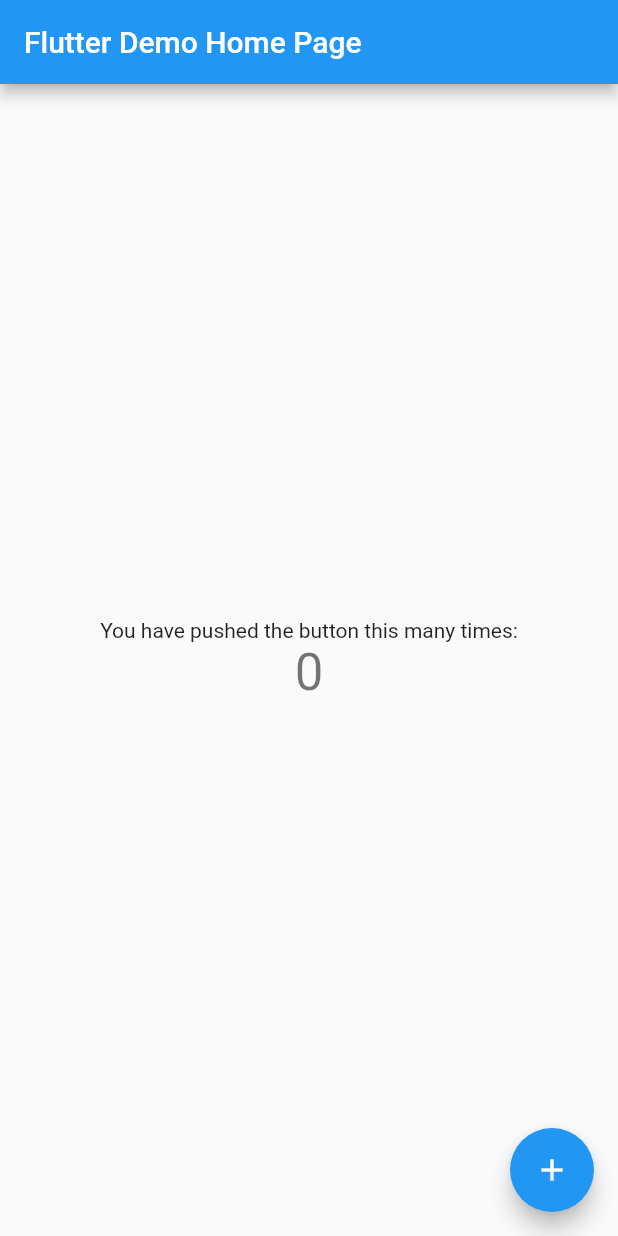
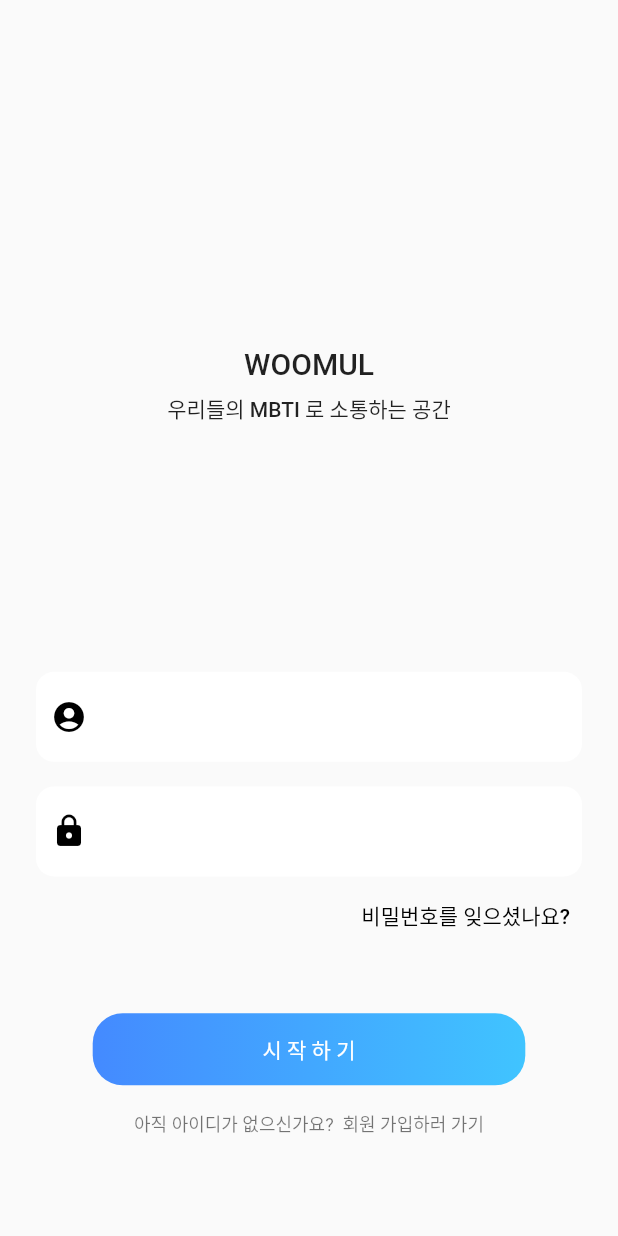
Before and after one commit to HyeonminMoon/woomul, a Flutter app: the screen it shows after launch, on a phone screen of 412 x 824 dp. Run offline on Flutter 3.47's test engine with Material 2 defaults, Android fonts, the phone set to English and light mode, and no system bars; our stand-ins replace shared_preferences.

Commit message:
[UPDATE]네비게이트 파일,email Login page UI 구현

```diff
--- a/lib/main.dart
+++ b/lib/main.dart
@@ -1,4 +1,5 @@
 import 'package:flutter/material.dart';
+import 'package:woomul/ui/auth/sign_in_page.dart';
 
 void main() {
   runApp(const MyApp());
@@ -16,7 +17,7 @@ class MyApp extends StatelessWidget {
 
         primarySwatch: Colors.blue,
       ),
-      home: const MyHomePage(title: 'Flutter Demo Home Page'),
+      home: SignInScreen(),//const MyHomePage(title: 'Flutter Demo Home Page'),
     );
   }
 }
--- /dev/null
+++ b/lib/routes.dart
@@ -0,0 +1,19 @@
+import 'package:flutter/cupertino.dart';
+import 'package:woomul/ui/auth/sign_in_page.dart';
+
+class Routes {
+  Routes._(); //this is to prevent anyone from instantiate this object
+
+  static const String splash = '/splash';
+  static const String login = '/login';
+  static const String register = '/register';
+  static const String home = '/home';
+
+  static final routes = <String, WidgetBuilder>{
+    //splash: (BuildContext context) => SplashScreen(),
+    login: (BuildContext context) => SignInScreen(),
+    //register: (BuildContext context) => RegisterScreen(),
+    //home: (BuildContext context) => HomeScreen(),
+    //setting: (BuildContext context) => SettingScreen(),
+  };
+}
--- /dev/null
+++ b/lib/ui/auth/sign_in_page.dart
@@ -0,0 +1,268 @@
+import 'dart:io';
+
+import 'package:flutter/cupertino.dart';
+import 'package:flutter/material.dart';
+
+import '../../routes.dart';
+
+class SignInScreen extends StatefulWidget {
+  @override
+  _SignInScreenState createState() => _SignInScreenState();
+}
+
+class _SignInScreenState extends State<SignInScreen> {
+  late TextEditingController _emailController;
+  late TextEditingController _passwordController;
+  late TextEditingController _resetEmailController;
+  final _formKey = GlobalKey<FormState>();
+  final _scaffoldKey = GlobalKey<ScaffoldState>();
+  var errorCheck;
+  late bool _showAppleSignIn;
+
+  @override
+  void initState() {
+    super.initState();
+    if (Platform.isIOS) {
+      setState(() {
+        _showAppleSignIn = true;
+      });
+    } else {
+      _showAppleSignIn = false;
+    }
+
+    _emailController = TextEditingController(text: "");
+    _passwordController = TextEditingController(text: "");
+    _resetEmailController = TextEditingController(text: "");
+    errorCheck = false;
+
+  }
+
+  @override
+  void dispose() {
+    _emailController.dispose();
+    _passwordController.dispose();
+    _resetEmailController.dispose();
+    super.dispose();
+  }
+
+  @override
+  Widget build(BuildContext context) {
+    return Scaffold(
+      key: _scaffoldKey,
+      body: Align(
+        alignment: Alignment.center,
+        child: _buildForm(context),
+      ),
+    );
+  }
+
+  Widget _buildForm(BuildContext context) {
+    var phoneSize = MediaQuery.of(context).size;
+    return Form(
+        key: _formKey,
+        child: SingleChildScrollView(
+          // physics: NeverScrollableScrollPhysics(),
+          child: Padding(
+            padding: const EdgeInsets.symmetric(horizontal: 24),
+            child: Column(
+              children: <Widget>[
+                SizedBox(
+                  width: phoneSize.width*1,
+                  height: phoneSize.width*0.4,
+                  //child: Image.asset("assets/images/login.png"), -> 이미지 값 넣기
+                ),
+                Text(
+                  'WOOMUL',
+                  style: Theme.of(context).textTheme.titleLarge,
+                ),
+                SizedBox(height: phoneSize.height * 0.01),
+                Text(
+                  '우리들의 MBTI 로 소통하는 공간',
+                  style: Theme.of(context).textTheme.bodyLarge,
+                ),
+                SizedBox(height: phoneSize.height * 0.2),
+                Container(
+                  padding: EdgeInsets.only(left:10.0, right:10.0),
+                  decoration: BoxDecoration(
+                    borderRadius: BorderRadius.circular(12.0),
+                    color: Colors.white,
+                  ),
+                  child: Row(
+                    children: [
+                      Container(
+                        padding: EdgeInsets.only(right : 16.0),
+                        child: Icon(
+                          Icons.account_circle,
+                          color: Colors.black,
+                        ),
+                      ),
+                      Expanded(
+                        child: textFieldForm(
+                            _emailController, "아이디를 입력해주세요.", "아이디를 확인해주세요", false),
+                      ),
+                    ],
+                  ),
+                ),
+                SizedBox(height: phoneSize.height * 0.02),
+                Container(
+                  padding: EdgeInsets.only(left:10.0, right:10.0),
+                  decoration: BoxDecoration(
+                    borderRadius: BorderRadius.circular(12.0),
+                    color: Colors.white,
+                  ),
+                  child: Row(
+                    children: [
+                      Container(
+                        padding: EdgeInsets.only(right : 16.0),
+                        child: Icon(
+                          Icons.lock,
+                          color: Colors.black,
+                        ),
+                      ),
+                      Expanded(
+                        child: textFieldForm(
+                            _passwordController, "비밀번호를 입력해주세요.", "비밀번호를 확인해주세요", true),
+                      ),
+                    ],
+                  ),
+                ),
+                SizedBox(height: 2.0),
+                Row(
+                  mainAxisAlignment: MainAxisAlignment.end,
+                  children: [
+                    Container(
+                      child: TextButton(
+                        onPressed: (){},
+                        child: Text(
+                          '비밀번호를 잊으셨나요?'
+                        ),
+                        style: TextButton.styleFrom(
+                          foregroundColor: Colors.black,
+                        ),
+                      )
+                    ),
+                  ],
+                ),
+                SizedBox(height: phoneSize.height * 0.05),
+
+                Container(
+                  width: phoneSize.width *0.7,
+                  decoration: BoxDecoration(
+                    gradient: LinearGradient(colors: [Colors.blueAccent, Colors.lightBlueAccent]),
+                    borderRadius: BorderRadius.circular(20),
+                  ),
+                  child: ElevatedButton(
+                    onPressed: () {
+                      //해당 계정이 있는지 확인하기 기능
+                      //계정 및 비밀번호가 제대로 입력되었는지 확인하기 기능
+                      //로그인 되도록 코드 추가하시면 됩니다!
+                   },
+                    style: ElevatedButton.styleFrom(
+                      backgroundColor: Colors.transparent,
+                      shadowColor: Colors.transparent,
+                      shape: RoundedRectangleBorder(borderRadius: BorderRadius.circular(20)),
+                    ),
+                    child: Text(
+                      '시 작 하 기'
+                    ),
+                  ),
+                ),
+
+                SizedBox(height: phoneSize.height * 0.02),
+
+                Row(
+                  crossAxisAlignment: CrossAxisAlignment.center,
+                  mainAxisAlignment: MainAxisAlignment.center,
+                  children: [
+                    Text(
+                        '아직 아이디가 없으신가요?  ',
+                        style: Theme.of(context)
+                            .textTheme
+                            .bodySmall,
+                    ),
+                    InkWell(
+                      onTap: () {
+                        Navigator.of(context).pushNamed(Routes.register);
+                      },
+                      child: Text(
+                        "회원 가입하러 가기",
+                        style: Theme.of(context)
+                            .textTheme
+                            .bodySmall,
+                      ),
+                    ),
+                  ],
+                ),
+
+              ],
+            ),
+          ),
+        ));
+  }
+
+  Widget circularButton(String image, Future<void> Function() function) {
+    var size = MediaQuery.of(context).size.width * 0.12;
+    return InkWell(
+        child: Container(
+          width: size,
+          height: size,
+          child: Center(
+              child: Image.asset(image, width: size * 0.7, height: size * 0.7)),
+          decoration: BoxDecoration(
+            borderRadius: BorderRadius.circular(50),
+            color: Theme.of(context).colorScheme.background,
+            boxShadow: [
+              BoxShadow(
+                color: Colors.grey.withOpacity(0.3),
+                spreadRadius: 3,
+                blurRadius: 10,
+                offset: Offset(1, 1),
+              ),
+            ],
+          ),
+        ),
+        onTap: function);
+  }
+
+  Widget textFieldForm(TextEditingController controller, String labelText,
+      String errorText, bool obscure) {
+    return Padding(
+      padding: const EdgeInsets.symmetric(vertical: 6.0),
+      child: TextFormField(
+        obscureText: obscure,
+        controller: controller,
+        style: Theme.of(context)
+            .textTheme
+            .titleSmall
+            ?.copyWith(color: Colors.black),
+        validator: (value) {
+          if (value!.isEmpty) {
+            setState(() {
+              errorCheck = true;
+            });
+            return errorText;
+          } else {
+            setState(() {
+              errorCheck = false;
+            });
+            return null;
+          }
+        },
+        decoration: InputDecoration(
+            contentPadding: EdgeInsets.symmetric(vertical: 12.0, horizontal: 12.0),
+            labelText: labelText,
+            labelStyle: TextStyle(
+              color: Color(0xFF0000)//Theme.of(context).colorScheme.primary,
+            ),
+            enabledBorder: OutlineInputBorder(
+              borderSide: BorderSide(color: Color(0xFF0000)/*Theme.of(context).colorScheme.surface*/),
+            ),
+            focusedBorder:
+            OutlineInputBorder(borderSide: BorderSide(color: Color(0xFF0000))),
+            errorBorder: OutlineInputBorder(
+                borderSide:
+                BorderSide(color: Theme.of(context).colorScheme.error))),
+      ),
+    );
+  }
+}
```
